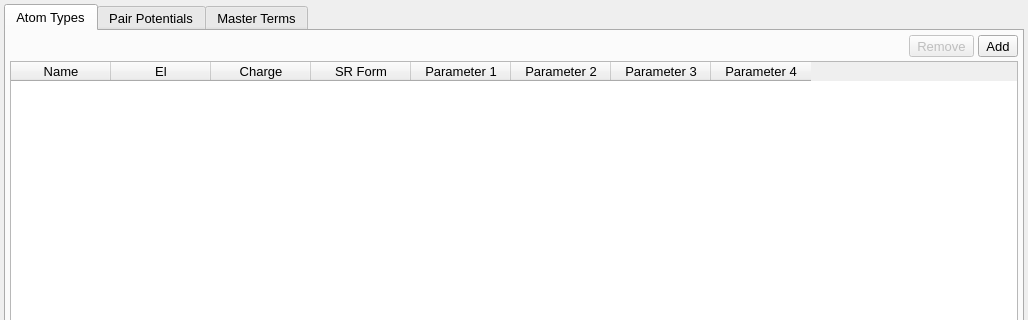
disorderedmaterials/dissolve, file src/gui/forcefieldtab.ui: the form before one commit; both pictures show x 0 to 1028 and y 0 to 320 of the 1028 by 710 pixel window.
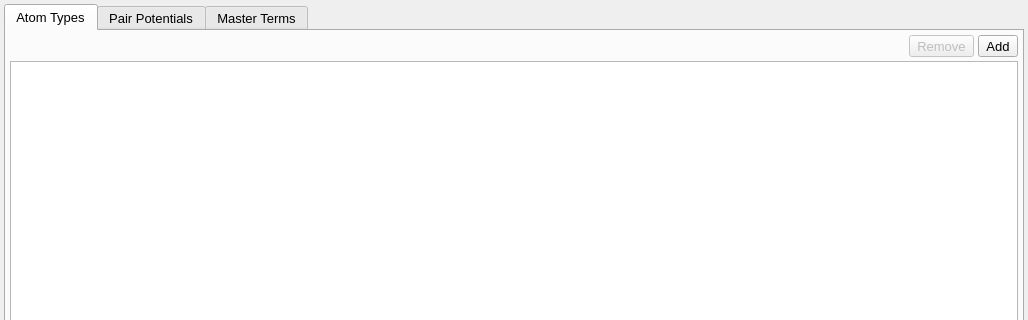
The form after the commit. Icons and pictures are not drawn. Custom widgets are drawn as their Qt base class.

Commit message: Use existing AtomTypeModel on Forcefield tab

Patch:
```diff
--- a/src/gui/forcefieldtab.ui
+++ b/src/gui/forcefieldtab.ui
@@ -135,61 +135,18 @@
         </layout>
        </item>
        <item>
-        <widget class="QTableWidget" name="AtomTypesTable">
+        <widget class="QTableView" name="AtomTypesTable">
          <property name="font">
           <font>
            <pointsize>10</pointsize>
           </font>
          </property>
-         <property name="columnCount">
-          <number>8</number>
-         </property>
          <attribute name="horizontalHeaderVisible">
           <bool>true</bool>
          </attribute>
          <attribute name="verticalHeaderVisible">
           <bool>false</bool>
          </attribute>
-         <column>
-          <property name="text">
-           <string>Name</string>
-          </property>
-         </column>
-         <column>
-          <property name="text">
-           <string>El</string>
-          </property>
-         </column>
-         <column>
-          <property name="text">
-           <string>Charge</string>
-          </property>
-         </column>
-         <column>
-          <property name="text">
-           <string>SR Form</string>
-          </property>
-         </column>
-         <column>
-          <property name="text">
-           <string>Parameter 1</string>
-          </property>
-         </column>
-         <column>
-          <property name="text">
-           <string>Parameter 2</string>
-          </property>
-         </column>
-         <column>
-          <property name="text">
-           <string>Parameter 3</string>
-          </property>
-         </column>
-         <column>
-          <property name="text">
-           <string>Parameter 4</string>
-          </property>
-         </column>
         </widget>
        </item>
       </layout>
```
The commit also changes 4 other files.
